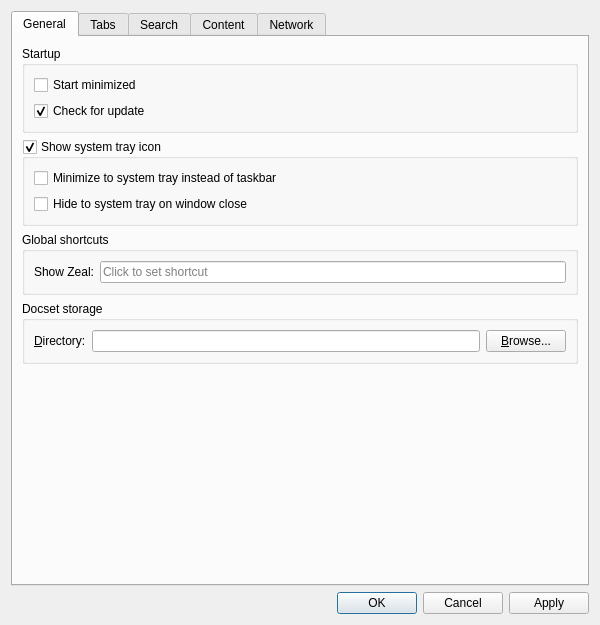
This is src/libs/ui/settingsdialog.ui in zealdocs/zeal as Qt 5 draws it before an edit. The edited form follows.
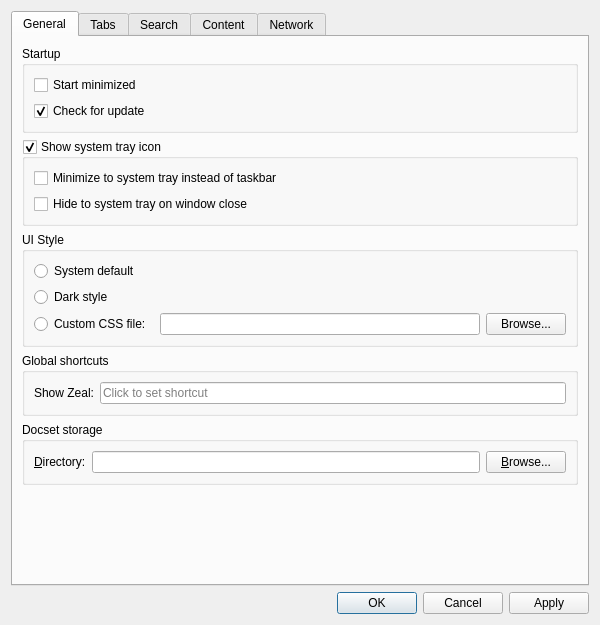
This is the edited form. Custom widgets are drawn as their Qt base class.

Commit message: Add dark UI theme with QPalette and custom css theme support

```diff
--- a/src/libs/ui/settingsdialog.ui
+++ b/src/libs/ui/settingsdialog.ui
@@ -79,6 +79,54 @@
          </layout>
         </widget>
        </item>
+       <item>
+        <widget class="QGroupBox" name="groupBox_8">
+         <property name="title">
+          <string>UI Style</string>
+         </property>
+         <layout class="QVBoxLayout" name="verticalLayout_15">
+          <item>
+           <widget class="QRadioButton" name="radioUiStyleSystemDefault">
+            <property name="text">
+             <string>System default</string>
+            </property>
+           </widget>
+          </item>
+          <item>
+           <widget class="QRadioButton" name="radioUiStyleDark">
+            <property name="text">
+             <string>Dark style</string>
+            </property>
+           </widget>
+          </item>
+          <item>
+           <layout class="QHBoxLayout" name="horizontalLayout_4">
+            <item>
+             <widget class="QRadioButton" name="radioUiStyleCustomCssFile">
+              <property name="text">
+               <string>Custom CSS file: </string>
+              </property>
+             </widget>
+            </item>
+            <item>
+             <widget class="QLineEdit" name="customUiCssFileEdit">
+              <property name="clearButtonEnabled">
+               <bool>true</bool>
+              </property>
+             </widget>
+            </item>
+            <item>
+             <widget class="QPushButton" name="customUiCssFileBrowseButton">
+              <property name="text">
+               <string>Browse...</string>
+              </property>
+             </widget>
+            </item>
+           </layout>
+          </item>
+         </layout>
+        </widget>
+       </item>
        <item>
         <widget class="QGroupBox" name="globalHotKeyGroupBox">
          <property name="title">
```
Left out of the diff: 18 changed lines with no effect on the pictures. The commit also changes 7 other files.
